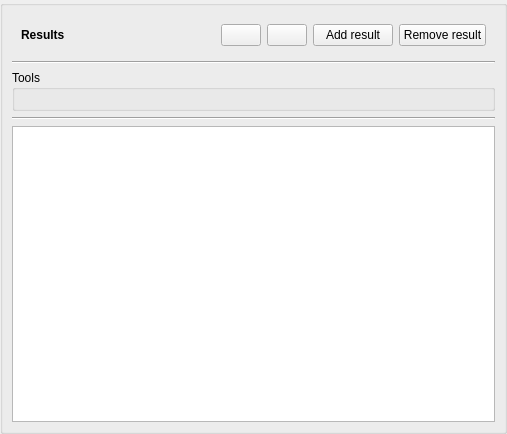
Above: threedi_plugin_dockwidget_base.ui from nens/threedi-results-analysis before the change. Below: the same form after it.
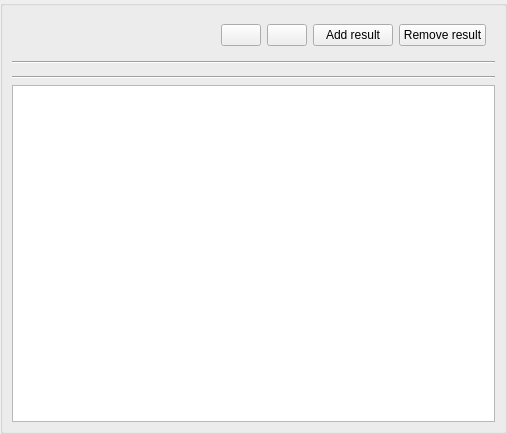
That is the form after the change. Icons and pictures are not drawn.

Commit message: WIP anim GUi integration

What changed in the file:
```diff
--- a/threedi_plugin_dockwidget_base.ui
+++ b/threedi_plugin_dockwidget_base.ui
@@ -132,7 +132,7 @@
               <item>
                <widget class="QLabel" name="label">
                 <property name="text">
-                 <string>&lt;b&gt;Results&lt;/b&gt;</string>
+                 <string/>
                 </property>
                </widget>
               </item>
@@ -205,11 +205,21 @@
             </widget>
            </item>
            <item>
-            <widget class="QGroupBox" name="toolGroupBox">
-             <property name="title">
-              <string>Tools</string>
-             </property>
-             <layout class="QVBoxLayout" name="verticalLayout_2"/>
+            <widget class="QWidget" name="toolWidget" native="true">
+             <layout class="QVBoxLayout" name="verticalLayout_2">
+              <property name="leftMargin">
+               <number>0</number>
+              </property>
+              <property name="topMargin">
+               <number>0</number>
+              </property>
+              <property name="rightMargin">
+               <number>0</number>
+              </property>
+              <property name="bottomMargin">
+               <number>0</number>
+              </property>
+             </layout>
             </widget>
            </item>
            <item>
```
Left out of the diff: 2 changed lines with no effect on the pictures. The commit also changes 2 other files.
